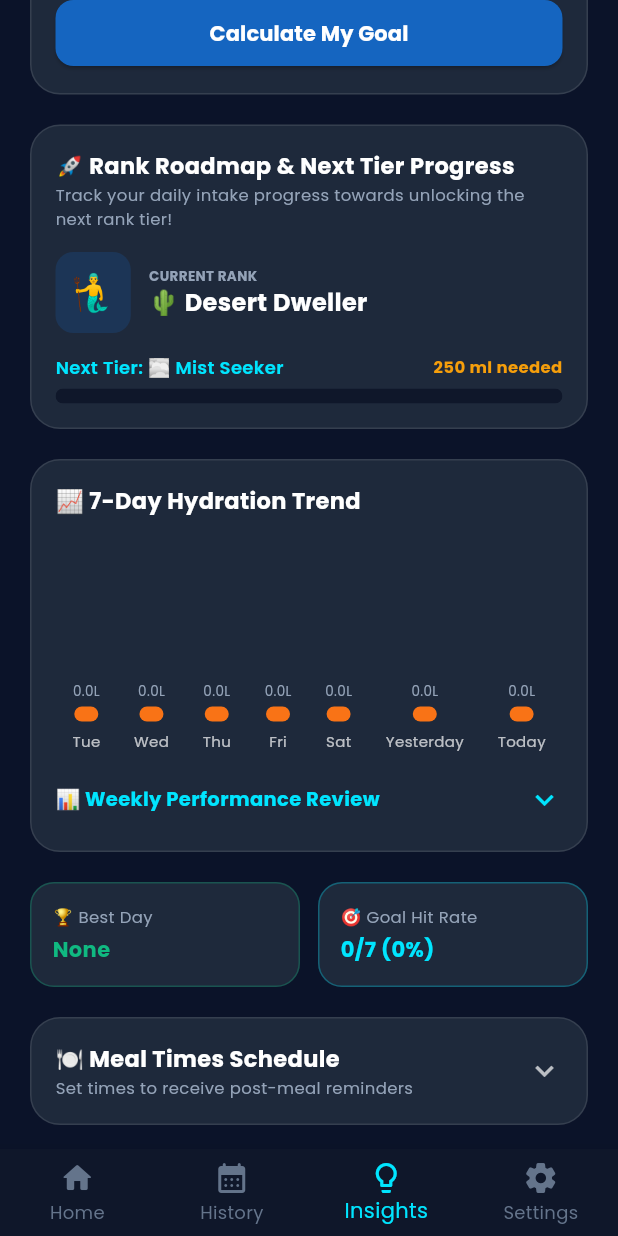
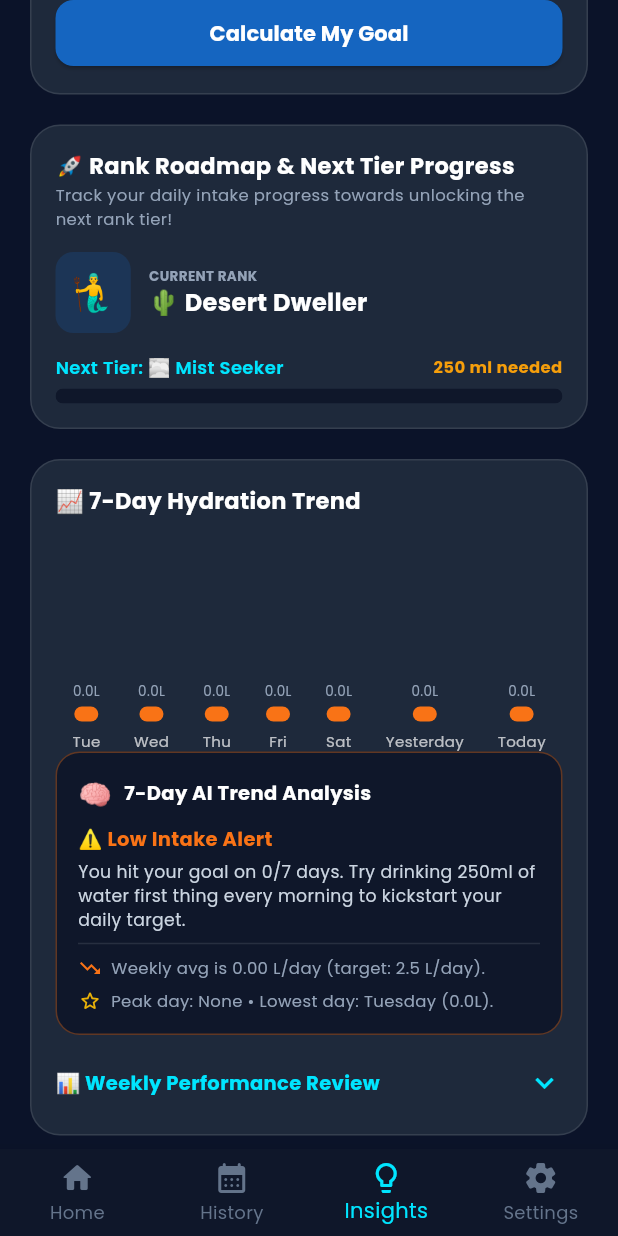
Before and after one commit to Ishaan2105/HydroTracker-flutter, a Flutter app: the screen it shows after launch, item 3 of the bottom bar chosen, scrolled down 345 dp, on a phone screen of 412 x 824 dp. Run offline on Flutter 3.47's test engine with Material 3 defaults, Android fonts, the phone set to English and light mode, and no system bars; our stand-ins replace google_fonts, shared_preferences, sqflite; accounts and stored records are empty.

Commit message:
Add 7-day AI trend analysis card to Insights page

```diff
--- a/lib/screens/insights_screen.dart
+++ b/lib/screens/insights_screen.dart
@@ -550,6 +550,9 @@ class _InsightsScreenState extends State<InsightsScreen> {
                           ),
                         ),
 
+                        // AI Trend Analysis Card
+                        _buildTrendAnalysisCard(provider),
+
                         const SizedBox(height: 14),
 
                         // Collapsible Weekly Performance Review
@@ -766,4 +769,113 @@ class _InsightsScreenState extends State<InsightsScreen> {
       ),
     );
   }
+
+  Widget _buildTrendAnalysisCard(HydrationProvider provider) {
+    final avgL = (provider.weeklyAverageMl / 1000).toStringAsFixed(2);
+    final goalL = (provider.dailyGoalMl / 1000).toStringAsFixed(1);
+    final isGoalMetAvg = provider.weeklyAverageMl >= provider.dailyGoalMl;
+
+    String headline;
+    String desc;
+    Color color;
+
+    if (provider.hitRatePct >= 70) {
+      headline = '🌟 Excellent Consistency!';
+      desc = 'You met your target on ${provider.hitRateFraction} days this week (${provider.hitRatePct.toStringAsFixed(0)}% hit rate). Your body is operating at peak hydration!';
+      color = const Color(0xFF10B981);
+    } else if (provider.hitRatePct >= 40) {
+      headline = '👍 Steady Hydration Pattern';
+      desc = 'You hit your target on ${provider.hitRateFraction} days. Setting post-meal alarms will help you close the gap on quiet days.';
+      color = const Color(0xFF00E5FF);
+    } else {
+      headline = '⚠️ Low Intake Alert';
+      desc = 'You hit your goal on ${provider.hitRateFraction} days. Try drinking 250ml of water first thing every morning to kickstart your daily target.';
+      color = const Color(0xFFF97316);
+    }
+
+    return Container(
+      width: double.infinity,
+      padding: const EdgeInsets.all(14),
+      decoration: BoxDecoration(
+        color: const Color(0xFF0F172A),
+        borderRadius: BorderRadius.circular(16),
+        border: Border.all(color: color.withValues(alpha: 0.35), width: 1),
+      ),
+      child: Column(
+        crossAxisAlignment: CrossAxisAlignment.start,
+        children: [
+          Row(
+            children: [
+              const Text('🧠', style: TextStyle(fontSize: 18)),
+              const SizedBox(width: 8),
+              Text(
+                '7-Day AI Trend Analysis',
+                style: GoogleFonts.poppins(
+                  fontSize: 13,
+                  fontWeight: FontWeight.bold,
+                  color: Colors.white,
+                ),
+              ),
+            ],
+          ),
+          const SizedBox(height: 8),
+          Text(
+            headline,
+            style: GoogleFonts.poppins(
+              fontSize: 13,
+              fontWeight: FontWeight.bold,
+              color: color,
+            ),
+          ),
+          const SizedBox(height: 4),
+          Text(
+            desc,
+            style: GoogleFonts.poppins(
+              fontSize: 11.5,
+              color: const Color(0xFFCBD5E1),
+              height: 1.4,
+            ),
+          ),
+          const Divider(color: Colors.white10, height: 16),
+          Row(
+            children: [
+              Icon(
+                isGoalMetAvg ? Icons.trending_up : Icons.trending_down,
+                color: isGoalMetAvg ? const Color(0xFF10B981) : const Color(0xFFF97316),
+                size: 16,
+              ),
+              const SizedBox(width: 6),
+              Expanded(
+                child: Text(
+                  isGoalMetAvg
+                      ? 'Weekly avg of $avgL L exceeds your target of $goalL L/day!'
+                      : 'Weekly avg is $avgL L/day (target: $goalL L/day).',
+                  style: GoogleFonts.poppins(
+                    fontSize: 11,
+                    color: const Color(0xFF94A3B8),
+                  ),
+                ),
+              ),
+            ],
+          ),
+          const SizedBox(height: 6),
+          Row(
+            children: [
+              const Icon(Icons.star_outline_rounded, color: Color(0xFFEAB308), size: 16),
+              const SizedBox(width: 6),
+              Expanded(
+                child: Text(
+                  'Peak day: ${provider.bestDayLabel} • Lowest day: ${provider.worstDayLabel}.',
+                  style: GoogleFonts.poppins(
+                    fontSize: 11,
+                    color: const Color(0xFF94A3B8),
+                  ),
+                ),
+              ),
+            ],
+          ),
+        ],
+      ),
+    );
+  }
 }
```
